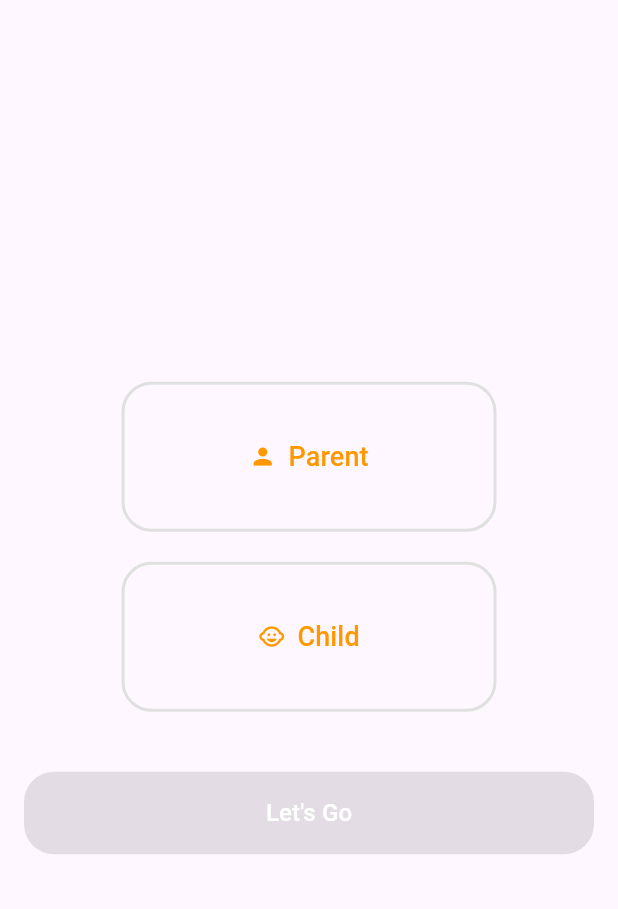
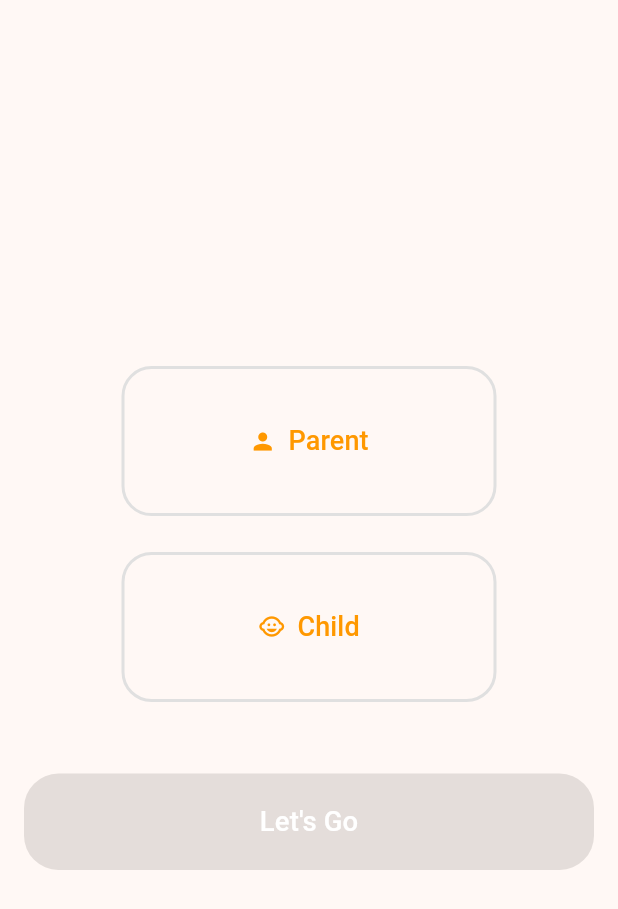
Before and after one commit to amroid0/parent_control, a Flutter app: the screen it shows after launch, on a phone screen of 412 x 824 dp. Shown: the top 909 px of the screen. Run offline on Flutter 3.47's test engine with Material 3 defaults, Android fonts, the light colour scheme and no system bars; our stand-ins replace bloc, cached_network_image, cloud_firestore, firebase_auth, firebase_core, flutter_bloc and 9 more; missing offline and left inert: dart:ffi, flutter_foreground_task, installed_apps, usage_stats; accounts and stored records are empty.

Commit message:
Add app theme and fonts, refactor screens for consistency

```diff
--- /dev/null
+++ b/lib/core/utils/app_theme.dart
@@ -0,0 +1,10 @@
+import 'package:flutter/material.dart';
+
+class AppTheme {
+  static ThemeData lightTheme = ThemeData(
+    colorSchemeSeed: Colors.orange,
+    brightness: Brightness.light,
+    useMaterial3: true,
+
+  );
+}
--- a/lib/material.dart
+++ b/lib/material.dart
@@ -1,4 +1,6 @@
 import 'package:flutter/material.dart';
+import 'package:flutter_screenutil/flutter_screenutil.dart';
+import 'package:parent_control/core/utils/app_theme.dart';
 import 'route.dart';
 import 'screens/splash/splash_screen.dart';
 
@@ -7,12 +9,18 @@ class MyApp extends StatelessWidget {
 
   @override
   Widget build(BuildContext context) {
-    return const MaterialApp(
-      title: 'Kids Safe',
-      onGenerateRoute: onGenerateRoute,
-      initialRoute: SplashScreen.routeName,
-      debugShowCheckedModeBanner: false,
-
-    );
+    return ScreenUtilInit(
+        designSize: const Size(360, 690),
+        minTextAdapt: true,
+        splitScreenMode: true,
+        builder: (_, child) {
+          return MaterialApp(
+            title: 'Kids Safe',
+            onGenerateRoute: onGenerateRoute,
+            initialRoute: SplashScreen.routeName,
+            debugShowCheckedModeBanner: false,
+            theme: AppTheme.lightTheme,
+          );
+        });
   }
 }
--- a/lib/route.dart
+++ b/lib/route.dart
@@ -2,13 +2,14 @@ import 'package:flutter/material.dart';
 import 'screens/child/geofencing-feature-child/view/check_geo_child.dart';
 import 'screens/child/home_child/home_child_screen.dart';
 import 'screens/parent/add_child/add_child_screen.dart';
+import 'screens/parent/child_profile/child_profile_screen.dart';
 import 'screens/parent/home_parent/home_parent_screen.dart';
 import 'screens/parent/parent_login/login_parent_screen.dart';
 import 'screens/parent/register/register_parent_screen.dart';
 import 'screens/parent/widgets/error_route.dart';
 import 'screens/splash/splash_screen.dart';
 import 'screens/child/child_login/login_child_screen.dart';
-import 'screens/user_type_selection_screen.dart';
+import 'screens/user type/user_type_selection_screen.dart';
 
 Route<dynamic> onGenerateRoute(RouteSettings settings) {
   switch (settings.name) {
@@ -48,7 +49,15 @@ Route<dynamic> onGenerateRoute(RouteSettings settings) {
       );
     case UserTypeSelectionScreen.routeName:
       return MaterialPageRoute(
-        builder: (context) =>  UserTypeSelectionScreen(),
+        builder: (context) => UserTypeSelectionScreen(),
+      );
+    case ChildTokenScreen.routeName:
+      final args = settings.arguments as Map<String, String>;
+      return MaterialPageRoute(
+        builder: (context) => ChildTokenScreen(
+          token: args['token']!,
+          name: args['name']!,
+        ),
       );
 
     default:
--- a/lib/screens/child/home_child/home_child_screen.dart
+++ b/lib/screens/child/home_child/home_child_screen.dart
@@ -7,11 +7,8 @@ import 'location_cubit.dart';
 
 class ChildHomeScreen extends StatelessWidget {
   final String childId;
-
+  const ChildHomeScreen({super.key, required this.childId});
   static const routeName = '/childHome';
-
-  ChildHomeScreen({required this.childId});
-
   @override
   Widget build(BuildContext context) {
     return MultiBlocProvider(
--- a/lib/screens/parent/child_profile/child_profile_screen.dart
+++ b/lib/screens/parent/child_profile/child_profile_screen.dart
@@ -7,8 +7,9 @@ import 'child_profile_cubit.dart';
 class ChildTokenScreen extends StatelessWidget {
   final String token;
   final String name;
+  static const String routeName = '/child-token';
 
-  ChildTokenScreen({required this.token, required this.name});
+  const ChildTokenScreen({super.key, required this.token, required this.name});
 
   @override
   Widget build(BuildContext context) {
--- a/lib/screens/parent/home_parent/home_parent_screen.dart
+++ b/lib/screens/parent/home_parent/home_parent_screen.dart
@@ -6,13 +6,12 @@ import 'widgets/profile_tap.dart';
 
 class ParentHomeScreen extends StatefulWidget {
   const ParentHomeScreen({super.key});
- static const String routeName = '/parentHome';
+  static const String routeName = '/parentHome';
   @override
   _ParentHomeScreenState createState() => _ParentHomeScreenState();
 }
 
 class _ParentHomeScreenState extends State<ParentHomeScreen> {
-
   int _currentIndex = 0;
 
   final List<Widget> _children = [
--- a/lib/screens/splash/splash_screen.dart
+++ b/lib/screens/splash/splash_screen.dart
@@ -4,7 +4,7 @@ import 'package:flutter_screenutil/flutter_screenutil.dart';
 import 'package:parent_control/core/utils/app_images.dart';
 import '../child/home_child/home_child_screen.dart';
 import '../parent/home_parent/home_parent_screen.dart';
-import '../user_type_selection_screen.dart';
+import '../user type/user_type_selection_screen.dart';
 import 'splash_cubit.dart';
 
 class SplashScreen extends StatelessWidget {
--- /dev/null
+++ b/lib/screens/user type/Type_button.dart
@@ -0,0 +1,44 @@
+import 'package:flutter/material.dart';
+
+class UserTypeButton extends StatelessWidget {
+  final String label;
+  final IconData icon;
+  final bool isSelected;
+  final VoidCallback onPressed;
+
+  const UserTypeButton({
+    Key? key,
+    required this.label,
+    required this.icon,
+    required this.isSelected,
+    required this.onPressed,
+  }) : super(key: key);
+
+  @override
+  Widget build(BuildContext context) {
+    return Container(
+      width: 250,
+      height: 100,
+      child: OutlinedButton.icon(
+        onPressed: onPressed,
+        icon: Icon(icon, color: isSelected ? Colors.white : Colors.orange),
+        label: Text(
+          label,
+          style: TextStyle(
+            color: isSelected ? Colors.white : Colors.orange,
+            fontSize: 18,
+          ),
+        ),
+        style: OutlinedButton.styleFrom(
+          side: BorderSide(
+              color: isSelected ? Colors.orange : Colors.grey[300]!, width: 2),
+          shape: RoundedRectangleBorder(
+            borderRadius: BorderRadius.circular(20),
+          ),
+          padding: EdgeInsets.symmetric(vertical: 16),
+          backgroundColor: isSelected ? Colors.orange : Colors.transparent,
+        ),
+      ),
+    );
+  }
+}
--- /dev/null
+++ b/lib/screens/user type/user_type_selection_screen.dart
@@ -0,0 +1,81 @@
+import 'package:flutter/material.dart';
+import 'package:flutter_screenutil/flutter_screenutil.dart';
+import 'package:parent_control/screens/splash/splash_screen.dart';
+
+import '../child/child_login/login_child_screen.dart';
+import '../parent/parent_login/login_parent_screen.dart';
+import 'Type_button.dart';
+
+class UserTypeSelectionScreen extends StatefulWidget {
+  static const String routeName = '/userTypeSelection';
+
+  @override
+  _UserTypeSelectionScreenState createState() =>
+      _UserTypeSelectionScreenState();
+}
+
+class _UserTypeSelectionScreenState extends State<UserTypeSelectionScreen> {
+  String _selectedUserType = '';
+
+  void _selectUserType(String userType) {
+    setState(() {
+      _selectedUserType = userType;
+    });
+  }
+
+  void _navigateToNextScreen() {
+    if (_selectedUserType == 'Parent') {
+      Navigator.pushReplacementNamed(context, LoginParentScreen.routeName);
+    } else if (_selectedUserType == 'Child') {
+      Navigator.pushReplacementNamed(context, LoginChildScreen.routeName);
+    }
+  }
+
+  @override
+  Widget build(BuildContext context) {
+    return Scaffold(
+      body: Center(
+        child: Column(
+          mainAxisAlignment: MainAxisAlignment.center,
+          children: [
+            UserTypeButton(
+              label: 'Parent',
+              icon: Icons.person,
+              isSelected: _selectedUserType == 'Parent',
+              onPressed: () => _selectUserType('Parent'),
+            ),
+            SizedBox(height: 20.h),
+            UserTypeButton(
+              label: 'Child',
+              icon: Icons.child_care,
+              isSelected: _selectedUserType == 'Child',
+              onPressed: () => _selectUserType('Child'),
+            ),
+            SizedBox(height: 40.h),
+            SizedBox(
+              width: double.infinity,
+              child: Padding(
+                padding: const EdgeInsets.symmetric(horizontal: 16.0),
+                child: ElevatedButton(
+                  onPressed:
+                      _selectedUserType.isEmpty ? null : _navigateToNextScreen,
+                  style: ElevatedButton.styleFrom(
+                    backgroundColor: Colors.blue,
+                    padding: EdgeInsets.symmetric(vertical: 16.h),
+                    shape: RoundedRectangleBorder(
+                      borderRadius: BorderRadius.circular(20.r),
+                    ),
+                  ),
+                  child: Text(
+                    'Let\'s Go',
+                    style: TextStyle(fontSize: 16.sp, color: Colors.white),
+                  ),
+                ),
+              ),
+            ),
+          ],
+        ),
+      ),
+    );
+  }
+}
--- a/lib/screens/user_type_selection_screen.dart
+++ /dev/null
@@ -1,102 +0,0 @@
-import 'package:flutter/material.dart';
-
-class UserTypeSelectionScreen extends StatefulWidget {
-  static const String routeName = '/userTypeSelection';
-  @override
-  _UserTypeSelectionScreenState createState() =>
-      _UserTypeSelectionScreenState();
-}
-
-class _UserTypeSelectionScreenState extends State<UserTypeSelectionScreen> {
-  String _selectedUserType = '';
-
-  void _selectUserType(String userType) {
-    setState(() {
-      _selectedUserType = userType;
-    });
-  }
-
-  void _navigateToNextScreen() {
-    if (_selectedUserType == 'Parent') {
-      Navigator.pushReplacementNamed(context, '/loginParent');
-    } else if (_selectedUserType == 'Child') {
-      Navigator.pushReplacementNamed(context, '/loginChild');
-    }
-  }
-
-  @override
-  Widget build(BuildContext context) {
-    return Scaffold(
-      body: Center(
-        child: Column(
-          mainAxisAlignment: MainAxisAlignment.center,
-          children: [
-            _buildUserTypeButton(
-              'Parent',
-              Icons.person,
-              _selectedUserType == 'Parent',
-              () => _selectUserType('Parent'),
-            ),
-            SizedBox(height: 20),
-            _buildUserTypeButton(
-              'Child',
-              Icons.child_care,
-              _selectedUserType == 'Child',
-              () => _selectUserType('Child'),
-            ),
-            SizedBox(height: 40),
-            SizedBox(
-              width: double.infinity,
-              child: Padding(
-                padding: const EdgeInsets.symmetric(horizontal: 16.0),
-                child: ElevatedButton(
-                  onPressed:
-                      _selectedUserType.isEmpty ? null : _navigateToNextScreen,
-                  child: Text(
-                    'Let\'s Go',
-                    style: TextStyle(fontSize: 16, color: Colors.white),
-                  ),
-                  style: ElevatedButton.styleFrom(
-                    backgroundColor: Colors.blue,
-                    padding: EdgeInsets.symmetric(vertical: 16),
-                    shape: RoundedRectangleBorder(
-                      borderRadius: BorderRadius.circular(20),
-                    ),
-                  ),
-                ),
-              ),
-            ),
-          ],
-        ),
-      ),
-    );
-  }
-
-  Widget _buildUserTypeButton(
-      String label, IconData icon, bool isSelected, VoidCallback onPressed) {
-    return Container(
-      width: 250,
-      height: 100,
-      child: OutlinedButton.icon(
-        onPressed: onPressed,
-        icon: Icon(icon, color: isSelected ? Colors.white : Colors.orange),
-        label: Text(
-          label,
-          style: TextStyle(
-            color: isSelected ? Colors.white : Colors.orange,
-            fontSize: 18,
-          ),
-        ),
-        style: OutlinedButton.styleFrom(
-          side: BorderSide(
-              color: isSelected ? Colors.orange : Colors.grey[300]!, width: 2),
-          shape: RoundedRectangleBorder(
-            borderRadius: BorderRadius.circular(20),
-          ),
-          padding: EdgeInsets.symmetric(vertical: 16),
-          backgroundColor: isSelected ? Colors.orange : Colors.transparent,
-        ),
-      ),
-    );
-  }
-}
```
Also changed, not shown: lib/core/utils/app_fonts.dart (added, +20 -0 lines), lib/screens/child/child_login/login_child_screen.dart (+6 -3 lines), lib/screens/parent/home_parent/widgets/children_list.dart (+8 -3 lines), lib/screens/parent/parent_login/login_parent_screen.dart (+5 -2 lines).
